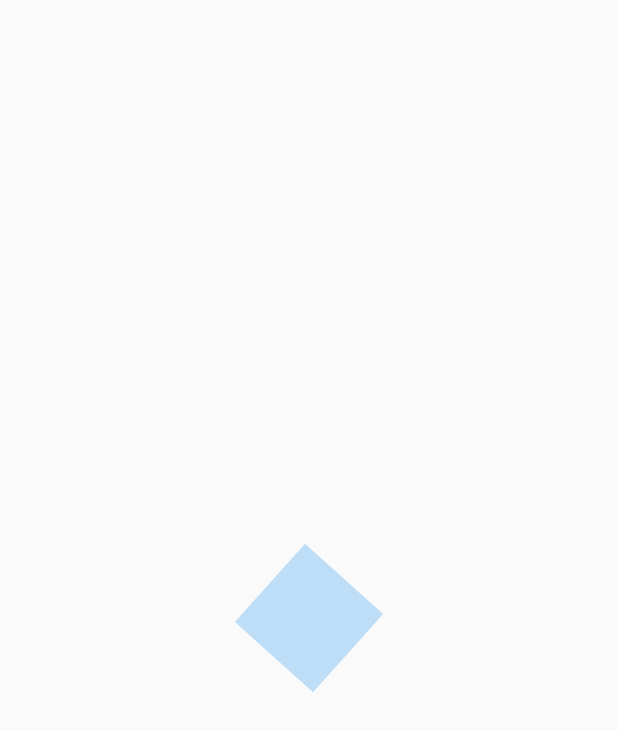
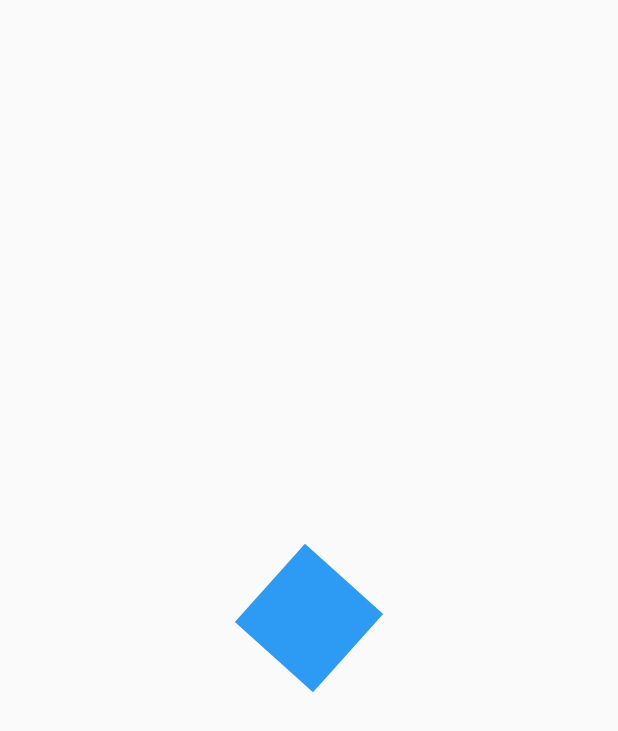
Before and after one commit to MichiLunar/Flutter-mobil-desing, a Flutter app: the first screen one second after launch, on a phone screen of 412 x 824 dp. Shown: the top 731 px of the screen. Run offline on Flutter 3.47's test engine with Material 2 defaults, Android fonts, the phone set to English and light mode, and no system bars.

Commit message:
Animaciones: clase 33

```diff
--- a/lib/src/pages/animations_page.dart
+++ b/lib/src/pages/animations_page.dart
@@ -36,7 +36,11 @@ class _CuadradoAnimadoState extends State<CuadradoAnimado>
       CurvedAnimation(parent: controller, curve: Curves.easeOut),
     );
 
-    opacidad = Tween(begin: 0.1, end: 1.0).animate(controller);
+    opacidad = Tween(begin: 0.1, end: 1.0).animate(
+      CurvedAnimation(
+          parent: controller,
+          curve: const Interval(0, 0.25, curve: Curves.easeOut)),
+    );
     controller.addListener(() {
       print('Status: ${controller.status}');
       if (controller.status == AnimationStatus.completed) {
```
